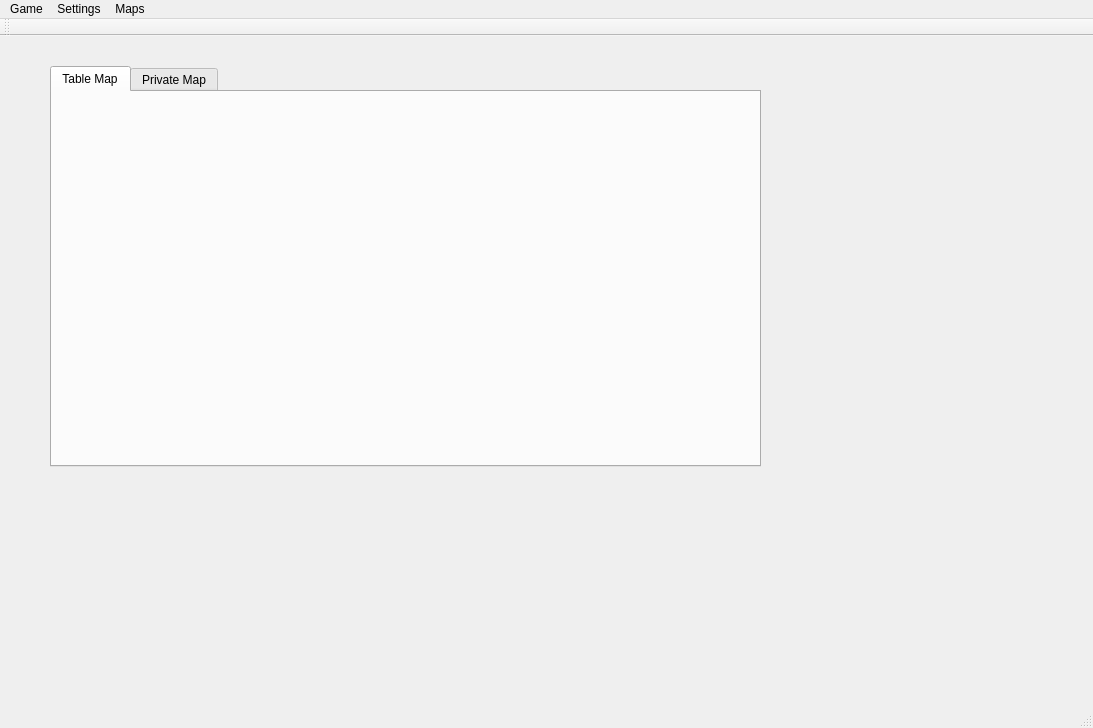
Before: the Qt Designer form src/dm/forms/MainWindow.ui in guyvdb/Multi-Touch, drawn with Qt 5.
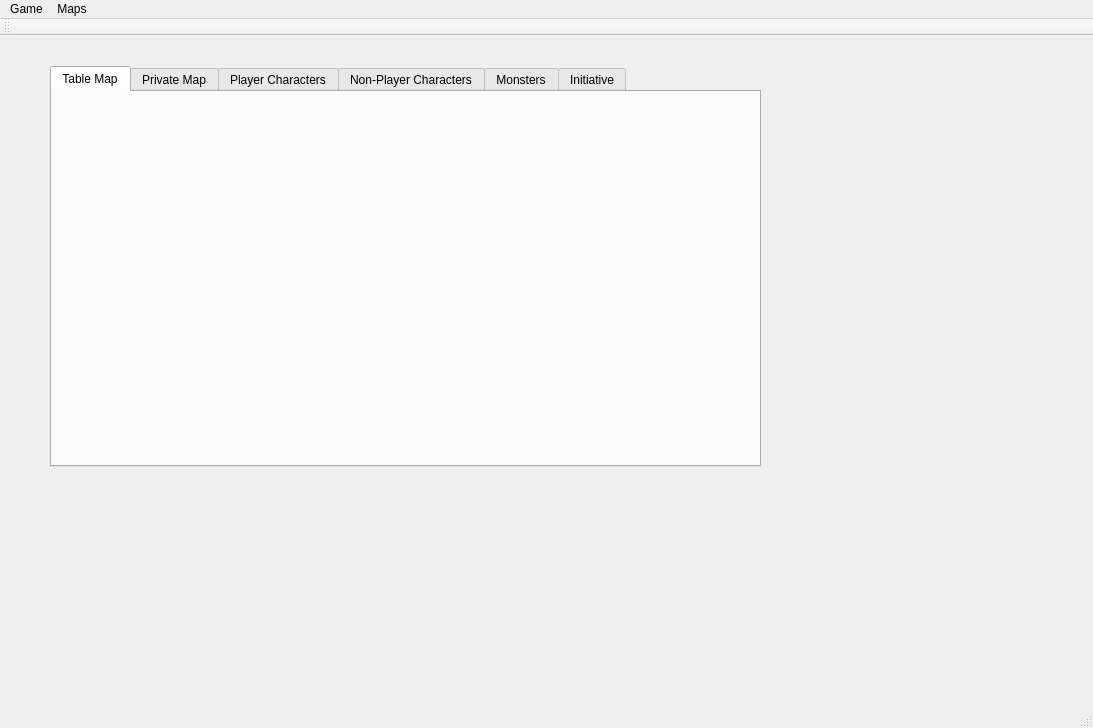
After: the same form once the commit is applied.

```diff
--- a/src/dm/forms/MainWindow.ui
+++ b/src/dm/forms/MainWindow.ui
@@ -36,6 +36,26 @@
       <string>Private Map</string>
      </attribute>
     </widget>
+    <widget class="QWidget" name="tab">
+     <attribute name="title">
+      <string>Player Characters</string>
+     </attribute>
+    </widget>
+    <widget class="QWidget" name="tab_2">
+     <attribute name="title">
+      <string>Non-Player Characters</string>
+     </attribute>
+    </widget>
+    <widget class="QWidget" name="tab_3">
+     <attribute name="title">
+      <string>Monsters</string>
+     </attribute>
+    </widget>
+    <widget class="QWidget" name="tab_4">
+     <attribute name="title">
+      <string>Initiative</string>
+     </attribute>
+    </widget>
    </widget>
   </widget>
   <widget class="QMenuBar" name="menuBar">
@@ -55,15 +75,12 @@
     <addaction name="openGameAction"/>
     <addaction name="closeGameAction"/>
     <addaction name="separator"/>
-    <addaction name="quitAction"/>
-   </widget>
-   <widget class="QMenu" name="menuSettings">
-    <property name="title">
-     <string>Settings</string>
-    </property>
     <addaction name="networkSettingsAction"/>
    </widget>
    <widget class="QMenu" name="menuMaps">
+    <property name="enabled">
+     <bool>true</bool>
+    </property>
     <property name="title">
      <string>Maps</string>
     </property>
@@ -79,7 +96,6 @@
     <addaction name="menuHide"/>
    </widget>
    <addaction name="menuFile"/>
-   <addaction name="menuSettings"/>
    <addaction name="menuMaps"/>
   </widget>
   <widget class="QToolBar" name="mainToolBar">
```
Left out of the diff: 5 changed lines with no effect on the pictures.
